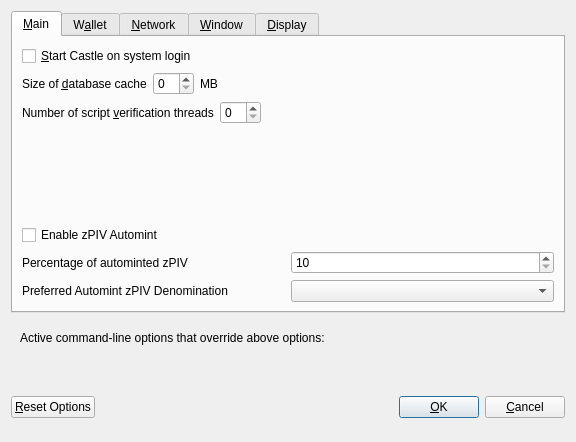
First picture: the form in src/qt/forms/optionsdialog.ui, repository r0otChiXor/axiom, before the edit.
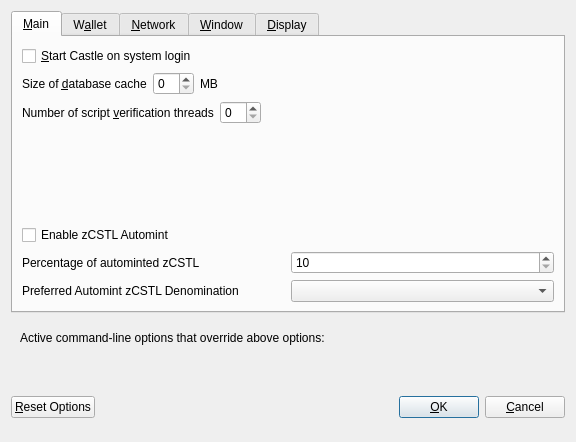
Second picture: the form after the edit. Custom widgets are drawn as their Qt base class.

```diff
--- a/src/qt/forms/optionsdialog.ui
+++ b/src/qt/forms/optionsdialog.ui
@@ -139,7 +139,7 @@
           <enum>Qt::LeftToRight</enum>
          </property>
          <property name="text">
-          <string>Enable zPIV Automint</string>
+          <string>Enable zCSTL Automint</string>
          </property>
         </widget>
        </item>
@@ -151,7 +151,7 @@
             <string>Percentage of incoming PIV which get automatically converted to zPIV via Zerocoin Protocol (min: 10%)</string>
            </property>
            <property name="text">
-            <string>Percentage of autominted zPIV</string>
+            <string>Percentage of autominted zCSTL</string>
            </property>
           </widget>
          </item>
@@ -184,7 +184,7 @@
             <string>Wait with automatic conversion to Zerocoin until enough PIV for this denomination is available</string>
            </property>
            <property name="text">
-            <string>Preferred Automint zPIV Denomination</string>
+            <string>Preferred Automint zCSTL Denomination</string>
            </property>
           </widget>
          </item>
```
Left out of the diff: 8 changed lines with no effect on the pictures.
